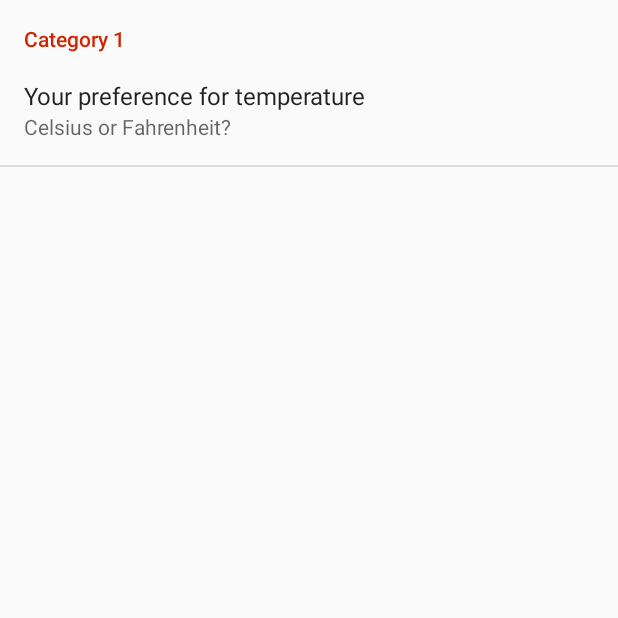
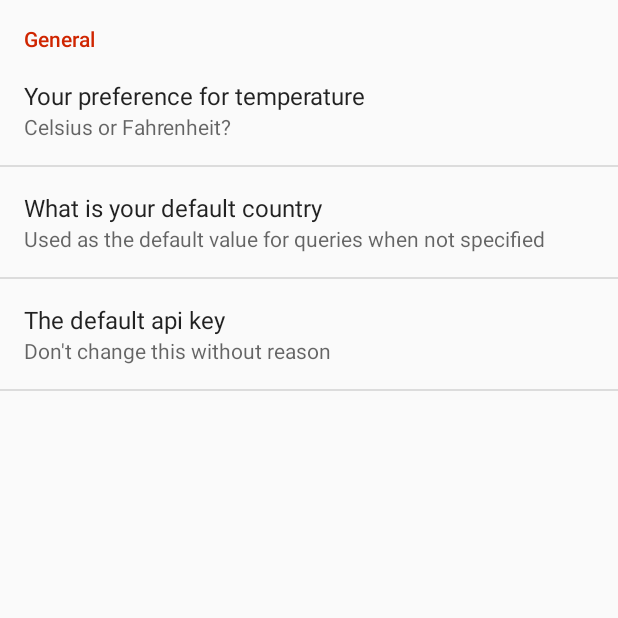
Before and after one commit to tmillner/SimilarTemperature, an Android app: the screen it shows after launch (SettingsActivity), in the options menu, after a tap on "Settings", on a phone screen of 412 x 824 dp, the top half of it. Run offline under Robolectric (Android 15) with nearby library versions, the phone set to English and light mode, and no system bars; 4 statements that could not run were skipped.

```diff
--- a/app/src/main/java/com/localhost/tmillner/similartemperature/AutocompleteAdapter.java
+++ b/app/src/main/java/com/localhost/tmillner/similartemperature/AutocompleteAdapter.java
@@ -84,7 +84,7 @@ public class AutocompleteAdapter extends ArrayAdapter<String> {
                         }
                         if (autocompletePredictions.getStatus().isSuccess()) {
                             for(AutocompletePrediction prediction : autocompletePredictions) {
-                                add("" + prediction.getPrimaryText(null));
+                                add("" + prediction.getFullText(null));
                             }
                         }
                         autocompletePredictions.release();
--- a/app/src/main/java/com/localhost/tmillner/similartemperature/ResultsActivity.java
+++ b/app/src/main/java/com/localhost/tmillner/similartemperature/ResultsActivity.java
@@ -160,7 +160,8 @@ public class ResultsActivity extends AppCompatActivity {
             for (int i = 0; i < ((JSONArray) places.get("results")).length(); i++) {
                 final JSONObject result = (JSONObject) ((JSONArray) places.get("results")).get(i);
                 Log.d(TAG, "~~~A Result is " + result.toString());
-                WeatherRequest.getLocationDataRequest(this,
+                WeatherRequest weatherRequest= WeatherRequest.getWeatherRequest(this);
+                weatherRequest.getLocationDataRequest(this,
                         (String) result.get("city"),
                         (String) result.get("country"),
                                 new Response.Listener() {
--- a/app/src/main/java/com/localhost/tmillner/similartemperature/SettingsActivity.java
+++ b/app/src/main/java/com/localhost/tmillner/similartemperature/SettingsActivity.java
@@ -11,6 +11,8 @@ import android.view.View;
 public class SettingsActivity extends AppCompatActivity {
 
     public static String TEMPERATURE_METRIC = "temperature_metric";
+    public static String DEFAULT_COUNTRY = "default_country";
+    public static String OPEN_WEATHER_API_KEY = "open_weather_api_key";
 
     @Override
     protected void onCreate(Bundle savedInstanceState) {
--- a/app/src/main/java/com/localhost/tmillner/similartemperature/SettingsFragment.java
+++ b/app/src/main/java/com/localhost/tmillner/similartemperature/SettingsFragment.java
@@ -3,6 +3,8 @@ package com.localhost.tmillner.similartemperature;
 import android.annotation.TargetApi;
 import android.os.Build;
 import android.os.Bundle;
+import android.preference.ListPreference;
+import android.preference.Preference;
 import android.preference.PreferenceFragment;
 
 @TargetApi(Build.VERSION_CODES.HONEYCOMB)
@@ -17,6 +19,8 @@ public class SettingsFragment extends PreferenceFragment {
     public void onCreate(Bundle savedInstanceState) {
         super.onCreate(savedInstanceState);
         addPreferencesFromResource(R.xml.settings_preferences);
+        // Ideally this should also add a new ListPreference based on
+        // countries - rather than set the layout to be text
     }
 
 }
--- a/app/src/main/java/com/localhost/tmillner/similartemperature/helpers/WeatherResponseDecoder.java
+++ b/app/src/main/java/com/localhost/tmillner/similartemperature/helpers/WeatherResponseDecoder.java
@@ -1,4 +1,6 @@
 package com.localhost.tmillner.similartemperature.helpers;
+
+import android.util.Log;
 
 import org.json.JSONArray;
 import org.json.JSONException;
@@ -9,6 +11,7 @@ import org.json.JSONObject;
  */
 public class WeatherResponseDecoder {
 
+    private static final String TAG = "WeatherResponseDecoder";
     private void WeatherResponseDecoder() {}
 
     public static String getWeather(JSONObject jsonObject) {
@@ -19,15 +22,18 @@ public class WeatherResponseDecoder {
                             ((JSONArray) jsonObject.get("weather")).get(0))
                     .get("main");
         } catch (JSONException e) {
+            Log.w(TAG, "Couldn't get weather " + e.getLocalizedMessage());
             e.printStackTrace();
         }
         return weather;
     }
+
     public static Double getTemperature(JSONObject jsonObject) {
         Double weather = null;
         try {
             weather = (Double) ((JSONObject) jsonObject.get("main")).get("temp");
         } catch (JSONException e) {
+            Log.w(TAG, "Couldn't get temperature " + e.getLocalizedMessage());
             e.printStackTrace();
         }
         return weather;
--- a/app/src/main/res/values/strings.xml
+++ b/app/src/main/res/values/strings.xml
@@ -9,7 +9,7 @@
     <string name="preferences_first_time_key">"firstTime"</string>
     <!-- OpenWeatherMap / https://home.openweathermap.org/ -->
     <string name="preferences_weather_api_token_key">"weatherApiToken"</string>
-    <string name="preferences_weather_api_token_value">"196be975ac5aabec76a6f15989204e99"</string>
+    <string name="preferences_weather_api_token_value">"dd2ebe434b8f0efa0ec7bc07bdbe7874"</string>
     <string name="preferences_weather_api_threshold_per_minute_key">"ThresholdPerMinute"</string>
     <string name="preferences_weather_api_threshold_per_minute_value">"60"</string>
     <string name="preferences_weather_temperature_unit_key">"temperatureUnit"</string>
@@ -29,6 +29,18 @@
         <item>Celsius</item>
         <item>Fahrenheit</item>
     </string-array>
+    <string name="settings_main_category">General</string>
+
+    <string name="title_settings_default_country">What is your default country</string>
+    <string name="summary_settings_default_country">Used as the default value for queries when not specified</string>
+    <string name="default_settings_default_country_value">United States</string>
+
+    <string name="title_settings_open_weather_api_key">The default api key</string>
+    <string name="summary_settings_open_weather_api_key">Don\'t change this without reason</string>
+    <string name="default_settings_open_weather_api_key">@string/preferences_weather_api_token_value</string>
+    <string-array name="settings_open_weather_api_key_array">
+        <item>@string/preferences_weather_api_token_value</item>
+    </string-array>
 
     <!-- TODO: Remove or change this placeholder text -->
     <string name="hello_blank_fragment">Hello blank fragment</string>
--- a/app/src/main/res/xml/settings_preferences.xml
+++ b/app/src/main/res/xml/settings_preferences.xml
@@ -1,7 +1,7 @@
 <?xml version="1.0" encoding="utf-8"?>
 <PreferenceScreen xmlns:android="http://schemas.android.com/apk/res/android">
 
-    <PreferenceCategory android:title="Category 1">
+    <PreferenceCategory android:title="@string/settings_main_category">
         <!-- keys are also associated in the SettingsActivity file -->
         <ListPreference android:key="temperature_metric"
             android:title="@string/title_settings_temperature_metric"
@@ -9,8 +9,22 @@
             android:defaultValue="@string/default_settings_temperature_metric_value"
             android:entries="@array/settings_temperature_metric_array"
             android:entryValues="@array/settings_temperature_metric_array">
+        </ListPreference>
 
+        <EditTextPreference android:key="default_country"
+            android:title="@string/title_settings_default_country"
+            android:summary="@string/summary_settings_default_country"
+            android:defaultValue="@string/default_settings_default_country_value">
+        </EditTextPreference>
+
+        <ListPreference android:key="open_weather_api_key"
+            android:title="@string/title_settings_open_weather_api_key"
+            android:summary="@string/summary_settings_open_weather_api_key"
+            android:defaultValue="@string/default_settings_open_weather_api_key"
+            android:entries="@array/settings_open_weather_api_key_array"
+            android:entryValues="@array/settings_open_weather_api_key_array">
         </ListPreference>
+
     </PreferenceCategory>
 
 </PreferenceScreen>
```
Also changed, not shown: app/src/main/java/com/localhost/tmillner/similartemperature/MainActivity.java (+48 -6 lines), app/src/main/java/com/localhost/tmillner/similartemperature/db/CountriesContract.java (added, +25 -0 lines), app/src/main/java/com/localhost/tmillner/similartemperature/db/WeatherHelper.java (+56 -0 lines), app/src/main/java/com/localhost/tmillner/similartemperature/helpers/PlacesResultDecoder.java (added, +88 -0 lines), app/src/main/java/com/localhost/tmillner/similartemperature/helpers/WeatherRequest.java (+65 -10 lines), app/src/main/res/raw/countries.json (added, +1 -0 lines).
